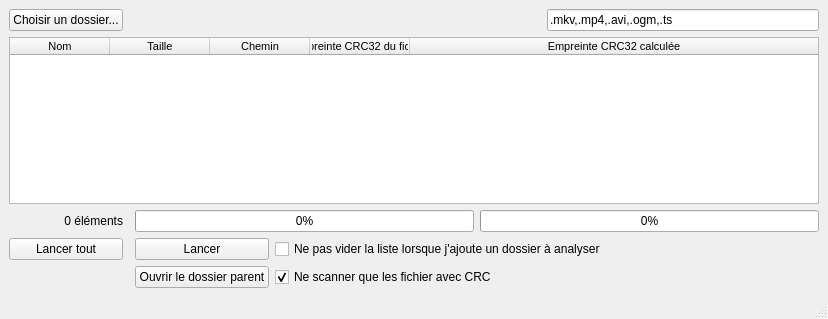
This is gui.ui in seigneurfuo/crc32-gui as Qt 5 draws it before an edit. The edited form follows.
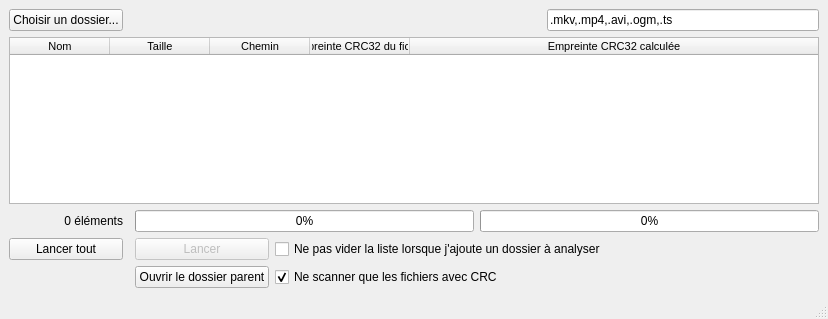
This is the edited form.

Patch:
```diff
--- a/gui.ui
+++ b/gui.ui
@@ -17,6 +17,9 @@
    <layout class="QGridLayout" name="gridLayout">
     <item row="5" column="2">
      <widget class="QPushButton" name="pushButton_2">
+      <property name="enabled">
+       <bool>false</bool>
+      </property>
       <property name="text">
        <string>Lancer</string>
       </property>
@@ -49,7 +52,7 @@
     <item row="6" column="3">
      <widget class="QCheckBox" name="checkBox_2">
       <property name="text">
-       <string>Ne scanner que les fichier avec CRC</string>
+       <string>Ne scanner que les fichiers avec CRC</string>
       </property>
       <property name="checked">
        <bool>true</bool>
```
